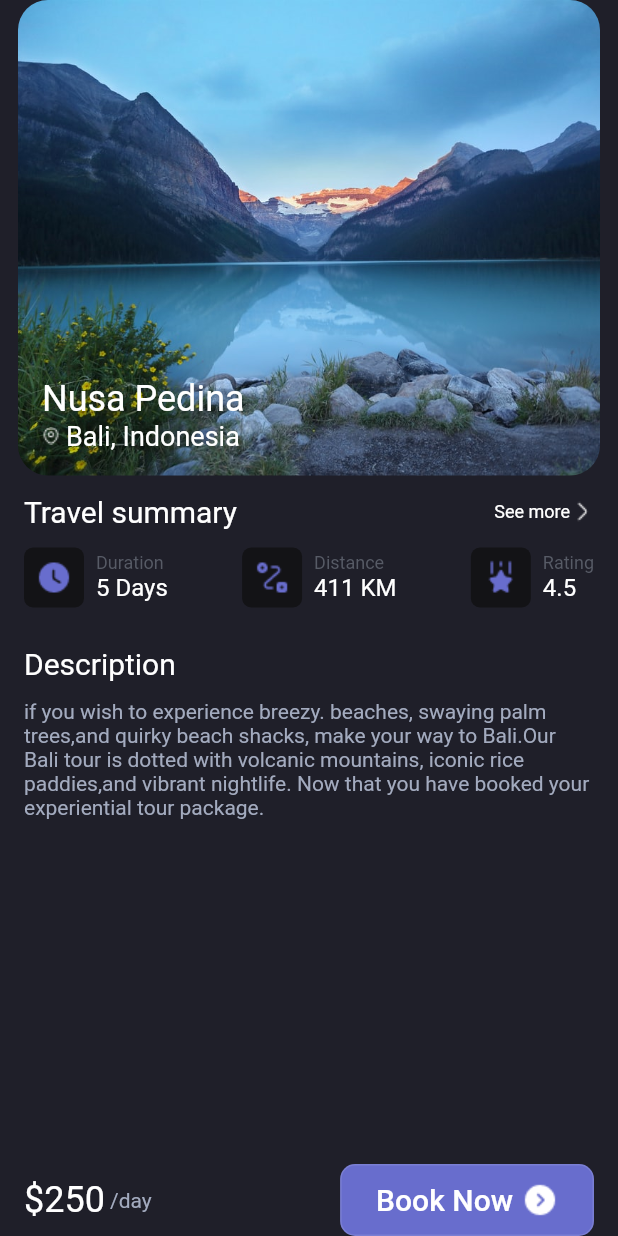
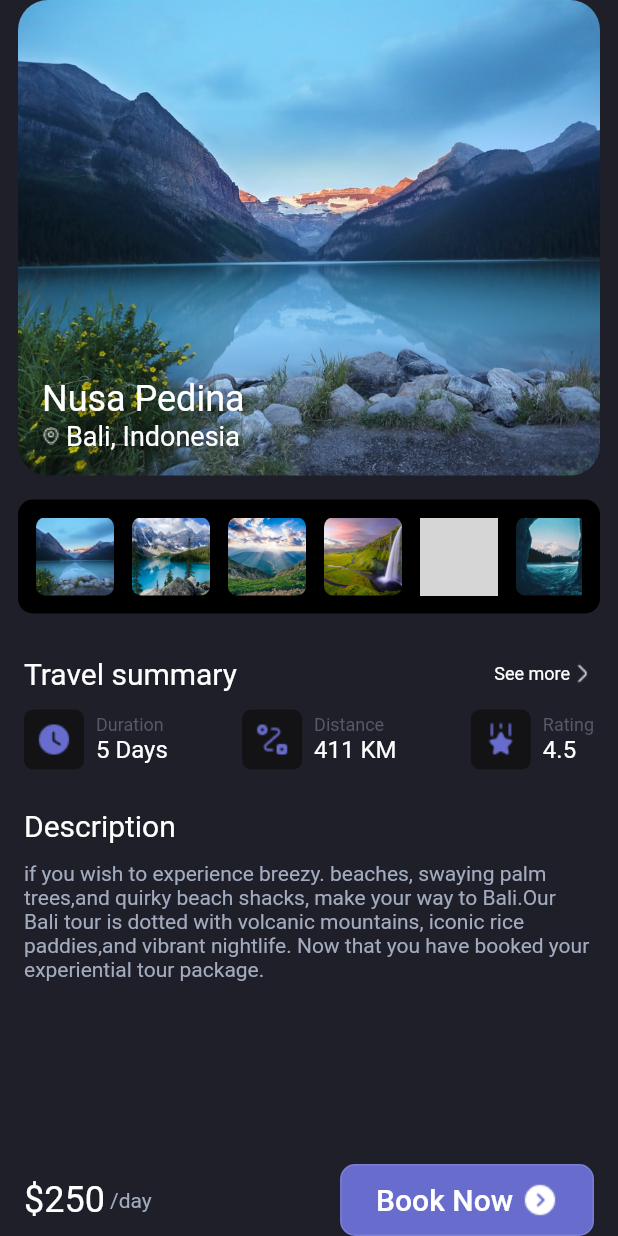
Before and after one commit to berzinsk/ui_tour_booking_app_flutter, a Flutter app: the screen it shows after launch, on a phone screen of 412 x 824 dp. Run offline on Flutter 3.47's test engine with Material 2 defaults, Android fonts, the light colour scheme and no system bars; grey boxes are pictures that could not be loaded.

Commit message:
Update UI for images section

```diff
--- /dev/null
+++ b/lib/components/travel_details/travel_images.dart
@@ -0,0 +1,56 @@
+import 'package:flutter/material.dart';
+
+final _images = [
+  'image1.jpeg',
+  'image2.jpeg',
+  'image3.jpeg',
+  'image4.jpeg',
+  'image5.jpeg',
+  'image6.jpeg'
+];
+
+class TravelImages extends StatelessWidget {
+  const TravelImages({Key? key}) : super(key: key);
+
+  @override
+  Widget build(BuildContext context) {
+    return Padding(
+      padding: const EdgeInsets.symmetric(vertical: 16.0),
+      child: Row(
+        children: [
+          Expanded(
+            child: Container(
+              padding:
+                  const EdgeInsets.symmetric(vertical: 12.0, horizontal: 12.0),
+              decoration: BoxDecoration(
+                borderRadius: BorderRadius.circular(10.0),
+                color: Colors.black,
+              ),
+              height: 76.0,
+              child: ListView.separated(
+                scrollDirection: Axis.horizontal,
+                itemBuilder: ((context, index) {
+                  return ClipRRect(
+                    borderRadius: BorderRadius.circular(6.0),
+                    child: Image(
+                      image: AssetImage('asset/images/${_images[index]}'),
+                      width: 52.0,
+                      height: 52.0,
+                      fit: BoxFit.cover,
+                    ),
+                  );
+                }),
+                separatorBuilder: (context, index) {
+                  return const SizedBox(
+                    width: 12.0,
+                  );
+                },
+                itemCount: _images.length,
+              ),
+            ),
+          ),
+        ],
+      ),
+    );
+  }
+}
--- a/lib/screens/travel_details.dart
+++ b/lib/screens/travel_details.dart
@@ -1,6 +1,7 @@
 import 'package:flutter/material.dart';
 
 import '../components/travel_details/travel_header_image.dart';
+import '../components/travel_details/travel_images.dart';
 import '../components/travel_details/travel_summary.dart';
 
 class TravelDetails extends StatelessWidget {
@@ -13,6 +14,7 @@ class TravelDetails extends StatelessWidget {
       child: Column(
         children: const [
           TravelHeaderImage(),
+          TravelImages(),
           Expanded(
             child: Padding(
               padding: EdgeInsets.symmetric(horizontal: 4.0),
```
